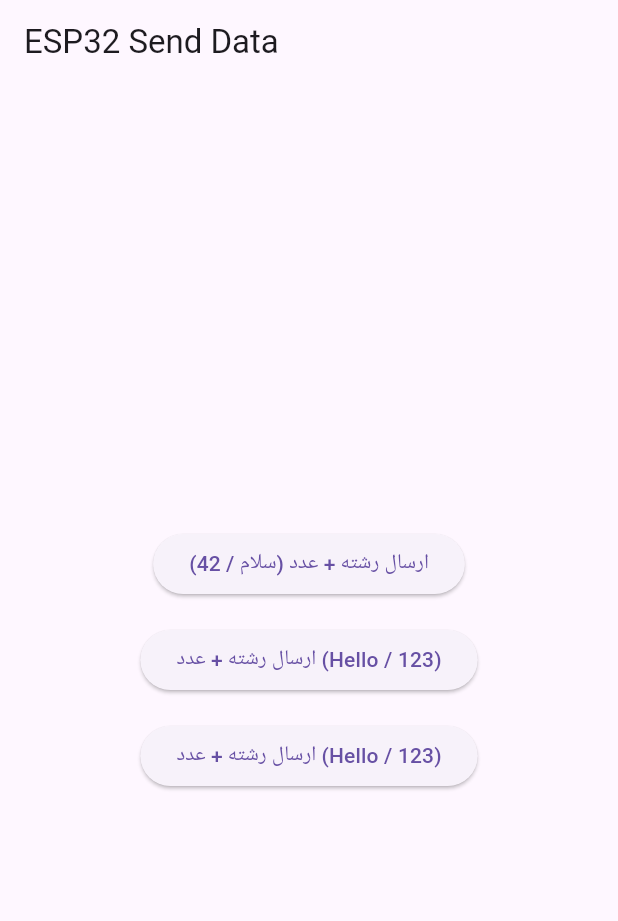
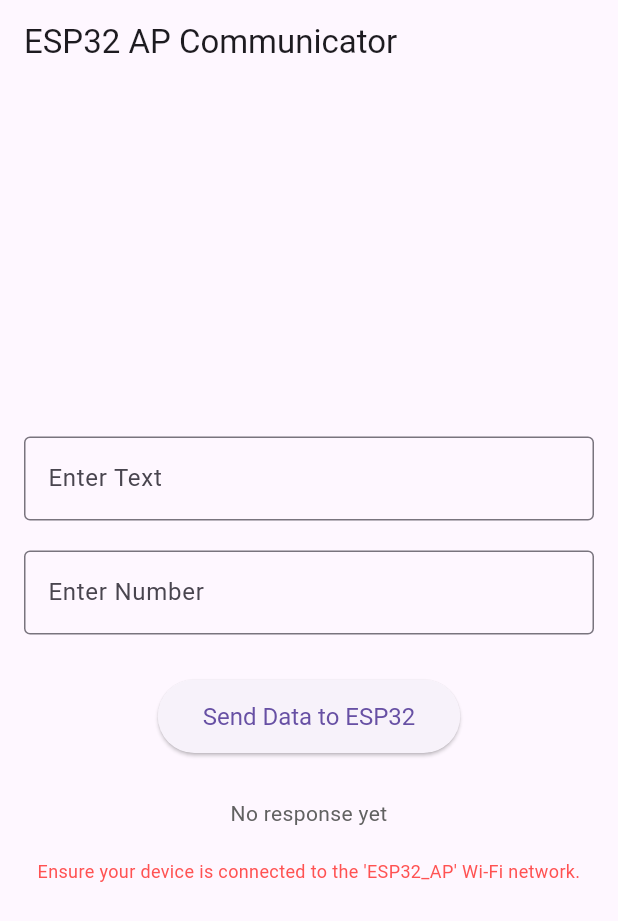
Before and after one commit to saeedworkemail2020-afk/for_connection, a Flutter app: the screen it shows after launch, on a phone screen of 412 x 824 dp. Shown: the top 921 px of the screen. Run offline on Flutter 3.47's test engine with Material 3 defaults, Android fonts, the phone set to English and light mode, and no system bars.

Commit message:
post:post is done

```diff
--- a/lib/home.dart
+++ b/lib/home.dart
@@ -1,87 +1,121 @@
-import 'dart:convert';
-
 import 'package:flutter/material.dart';
 import 'package:http/http.dart' as http;
 
 class Homepage extends StatelessWidget {
-  const Homepage({super.key});
-
   @override
   Widget build(BuildContext context) {
-    return MaterialApp(title: 'ESP32 Send Data', home: const SendDataPage());
+    return MaterialApp(title: 'ESP32 Communication', home: MyHomePage());
   }
 }
 
-class SendDataPage extends StatelessWidget {
-  const SendDataPage({super.key});
+class MyHomePage extends StatefulWidget {
+  @override
+  _MyHomePageState createState() => _MyHomePageState();
+}
 
-  // IP پیش‌فرضی که ESP32 AP می‌دهد معمولاً این است: 192.168.4.1
-  // اگر در سریال چیز دیگری دیدی همین را تغییر بده.
-  final String esp32Url = 'http://192.168.4.1';
+class _MyHomePageState extends State<MyHomePage> {
+  final TextEditingController _textController = TextEditingController();
+  final TextEditingController _numberController = TextEditingController();
+  String _esp32Response = 'No response yet';
 
-  Future<void> send(String text, int num) async {
-    final uri = Uri.parse(
-      '$esp32Url/set?text=${Uri.encodeQueryComponent(text)}&num=$num',
-    );
+  // این آدرس آی‌پی پیش‌فرض ESP32 در حالت AP هست
+  final String esp32IpAddress = "192.168.4.1";
+
+  Future<void> sendDataToESP32() async {
+    final url = Uri.parse("http://$esp32IpAddress/postData"); // آدرس ESP32
 
     try {
-      final response = await http.get(uri).timeout(const Duration(seconds: 3));
+      final response = await http
+          .post(
+            url,
+            body: {
+              "text": _textController.text,
+              "number": _numberController.text.isEmpty
+                  ? "0"
+                  : _numberController.text,
+            },
+          )
+          .timeout(
+            Duration(seconds: 5),
+          ); // اضافه کردن تایم‌اوت برای جلوگیری از هنگ کردن
 
-      // برای دیباگ می‌تونی ببینی چی برگشته
-      debugPrint('Request URL: $uri');
-      debugPrint('Status: ${response.statusCode}');
-      debugPrint('Body: ${response.body}');
+      setState(() {
+        _esp32Response = 'ESP32 Response: ${response.body}';
+      });
+      print("Response from ESP32: ${response.body}");
     } catch (e) {
-      debugPrint('Error: $e');
+      setState(() {
+        _esp32Response =
+            'Error: Could not connect to ESP32. Make sure you are connected to the "${_getApSsid()}" Wi-Fi network.';
+      });
+      print("Error sending data: $e");
     }
   }
 
-  Future<void> fetchData() async {
-    final url = Uri.parse('$esp32Url/data');
-    print("=======1");
+  // این تابع کمک می‌کنه که اسم AP رو از تنظیمات احتمالی بخونیم یا پیش‌فرض بدیم
+  String _getApSsid() {
+    // در اینجا می‌تونید اسم AP رو ثابت بذارید یا از تنظیمات اپلیکیشن بخونید
+    return "ESP32_AP"; // باید با اسم `ap_ssid` در کد ESP32 یکی باشه
+  }
 
-    final response = await http.get(url);
-    print("=======2");
-
-    if (response.statusCode == 200) {
-      print("=======3");
-
-      final data = jsonDecode(response.body);
-      print(data['name']);
-      print(data['temp']);
-      print(data['state']);
-    } else {
-      print('Error: ${response.statusCode}');
-      print('Error: ${response.body}');
-    }
+  @override
+  void dispose() {
+    _textController.dispose();
+    _numberController.dispose();
+    super.dispose();
   }
 
   @override
   Widget build(BuildContext context) {
     return Scaffold(
-      appBar: AppBar(title: const Text('ESP32 Send Data')),
-      body: Center(
+      appBar: AppBar(title: Text('ESP32 AP Communicator')),
+      body: Padding(
+        padding: const EdgeInsets.all(16.0),
+        child: Center(
+          child: SingleChildScrollView(
             child: Column(
               mainAxisAlignment: MainAxisAlignment.center,
               children: <Widget>[
+                TextField(
+                  controller: _textController,
+                  decoration: InputDecoration(
+                    labelText: 'Enter Text',
+                    border: OutlineInputBorder(),
+                  ),
+                ),
+                SizedBox(height: 20),
+                TextField(
+                  controller: _numberController,
+                  decoration: InputDecoration(
+                    labelText: 'Enter Number',
+                    border: OutlineInputBorder(),
+                  ),
+                  keyboardType: TextInputType.number,
+                ),
+                SizedBox(height: 30),
                 ElevatedButton(
-              onPressed: () {
-                send("ESP 32", 42);
-                fetchData();
-              },
-              child: const Text('ارسال رشته + عدد (سلام / 42)'),
+                  onPressed: sendDataToESP32,
+                  style: ElevatedButton.styleFrom(
+                    padding: EdgeInsets.symmetric(horizontal: 30, vertical: 15),
+                    textStyle: TextStyle(fontSize: 16),
                   ),
-            const SizedBox(height: 16),
-            ElevatedButton(
-              onPressed: () => send("Hello", 123),
-              child: const Text('ارسال رشته + عدد (Hello / 123)'),
+                  child: Text('Send Data to ESP32'),
                 ),
-            const SizedBox(height: 16),
-            ElevatedButton(
-              onPressed: () => send("Hesldghlskjdfhglsllo", 1249673),
-              child: const Text('ارسال رشته + عدد (Hello / 123)'),
+                SizedBox(height: 30),
+                Text(
+                  _esp32Response,
+                  style: TextStyle(fontSize: 14, color: Colors.grey[700]),
+                  textAlign: TextAlign.center,
+                ),
+                SizedBox(height: 20),
+                Text(
+                  "Ensure your device is connected to the '${_getApSsid()}' Wi-Fi network.",
+                  style: TextStyle(fontSize: 12, color: Colors.redAccent),
+                  textAlign: TextAlign.center,
                 ),
               ],
+            ),
+          ),
         ),
       ),
     );
--- a/lib/main.dart
+++ b/lib/main.dart
@@ -13,7 +13,7 @@
     return MaterialApp(
       title: 'Flutter Demo',
       theme: ThemeData(colorScheme: .fromSeed(seedColor: Colors.deepPurple)),
-      home: const Homepage(),
+      home: Homepage(),
     );
   }
 }
```
Also changed, not shown: 1 other file. Lines whose indentation alone changed are shown as unchanged.
